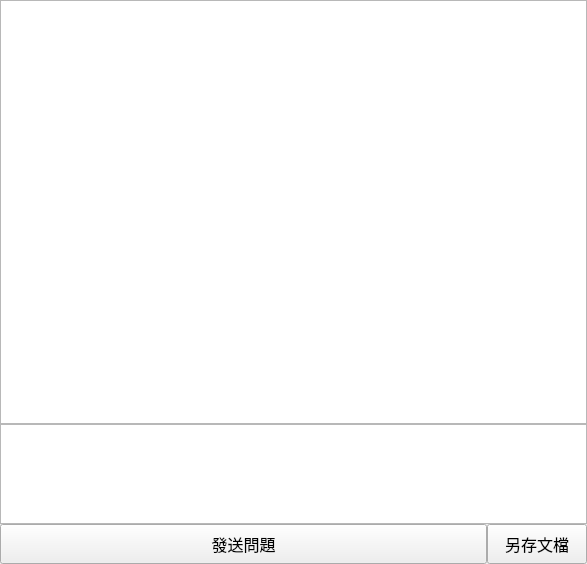
Qt form resource/main.ui (ccutmis/chatgpt_client) before a commit.
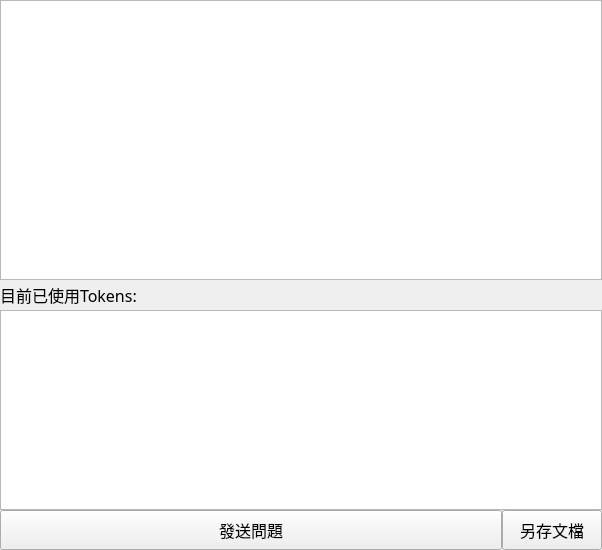
The same form after that commit.

What changed in the file:
```diff
--- a/resource/main.ui
+++ b/resource/main.ui
@@ -6,8 +6,8 @@
    <rect>
     <x>0</x>
     <y>0</y>
-    <width>587</width>
-    <height>564</height>
+    <width>602</width>
+    <height>550</height>
    </rect>
   </property>
   <property name="sizePolicy">
@@ -60,6 +60,37 @@
         </property>
        </widget>
       </item>
+      <item>
+       <widget class="QLabel" name="label_token_count">
+        <property name="minimumSize">
+         <size>
+          <width>0</width>
+          <height>30</height>
+         </size>
+        </property>
+        <property name="maximumSize">
+         <size>
+          <width>16777215</width>
+          <height>30</height>
+         </size>
+        </property>
+        <property name="sizeIncrement">
+         <size>
+          <width>0</width>
+          <height>30</height>
+         </size>
+        </property>
+        <property name="font">
+         <font>
+          <family>微軟正黑體</family>
+          <pointsize>12</pointsize>
+         </font>
+        </property>
+        <property name="text">
+         <string>目前已使用Tokens:</string>
+        </property>
+       </widget>
+      </item>
       <item>
        <widget class="QTextEdit" name="input_msg">
         <property name="minimumSize">
@@ -71,7 +102,7 @@
         <property name="maximumSize">
          <size>
           <width>16777215</width>
-          <height>100</height>
+          <height>200</height>
          </size>
         </property>
         <property name="font">
```
